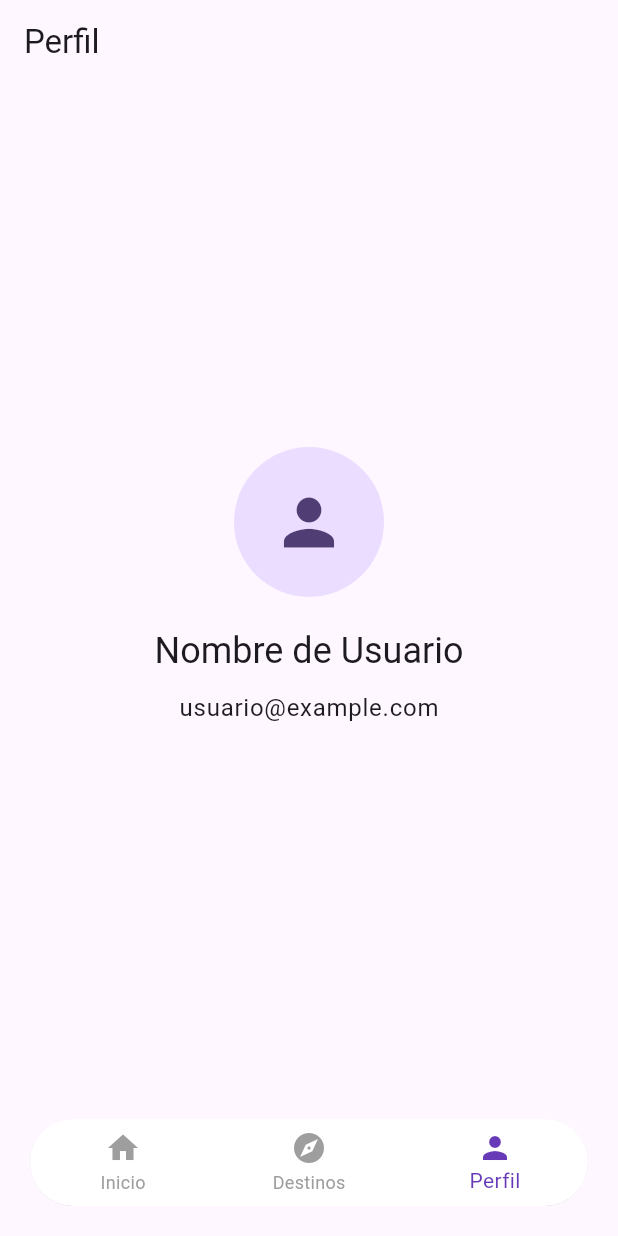
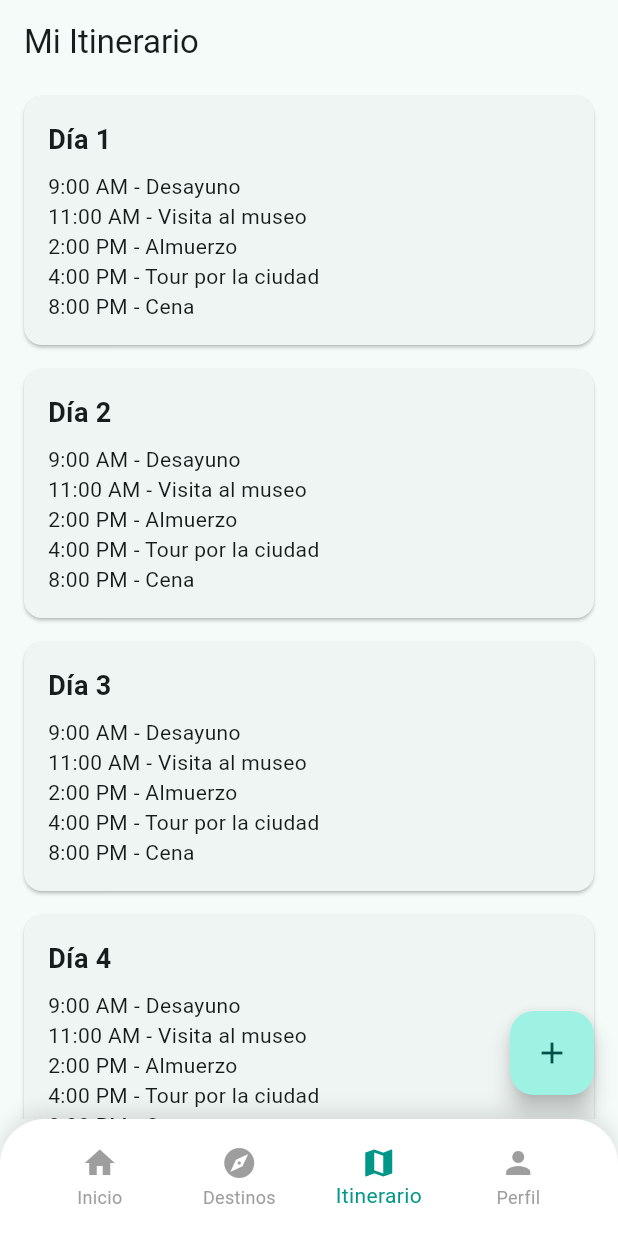
Before and after one commit to KidDrezz/TurismoApp, a Flutter app: the screen it shows after launch, item 3 of the bottom bar chosen, on a phone screen of 412 x 824 dp. Run offline on Flutter 3.47's test engine with Material 3 defaults, Android fonts, the phone set to English and light mode, and no system bars; network calls fail; Roboto replaces fonts that are missing (Montserrat).

Commit message:
Nueva Interfaz y funcionalidad de api google places

```diff
--- a/lib/main.dart
+++ b/lib/main.dart
@@ -1,4 +1,9 @@
 import 'package:flutter/material.dart';
+import 'screens/home_page.dart';
+import 'screens/destinations_page.dart';
+import 'screens/itinerary_page.dart';
+import 'screens/profile_page.dart';
+import 'widgets/custom_bottom_navigation_bar.dart';
 
 void main() {
   runApp(const MyApp());
@@ -12,8 +17,9 @@ class MyApp extends StatelessWidget {
     return MaterialApp(
       title: 'Flutter Tourism App',
       theme: ThemeData(
-        colorScheme: ColorScheme.fromSeed(seedColor: Colors.deepPurple),
+        colorScheme: ColorScheme.fromSeed(seedColor: Colors.teal),
         useMaterial3: true,
+        fontFamily: 'Montserrat',
       ),
       home: const MyHomePage(),
     );
@@ -33,6 +39,7 @@ class _MyHomePageState extends State<MyHomePage> {
   static const List<Widget> _pages = [
     HomePage(),
     DestinationsPage(),
+    ItineraryPage(),
     ProfilePage(),
   ];
 
@@ -53,112 +60,3 @@ class _MyHomePageState extends State<MyHomePage> {
     );
   }
 }
-
-class CustomBottomNavigationBar extends StatelessWidget {
-  final int selectedIndex;
-  final Function(int) onItemTapped;
-
-  const CustomBottomNavigationBar({
-    super.key,
-    required this.selectedIndex,
-    required this.onItemTapped,
-  });
-
-  @override
-  Widget build(BuildContext context) {
-    return Container(
-      color: Colors.transparent,
-      child: Padding(
-        padding: const EdgeInsets.symmetric(horizontal: 20, vertical: 20),
-        child: ClipRRect(
-          borderRadius: BorderRadius.circular(30),
-          child: BottomNavigationBar(
-            items: const <BottomNavigationBarItem>[
-              BottomNavigationBarItem(icon: Icon(Icons.home), label: 'Inicio'),
-              BottomNavigationBarItem(icon: Icon(Icons.explore), label: 'Destinos'),
-              BottomNavigationBarItem(icon: Icon(Icons.person), label: 'Perfil'),
-            ],
-            currentIndex: selectedIndex,
-            selectedItemColor: Colors.deepPurple,
-            unselectedItemColor: Colors.grey,
-            onTap: onItemTapped,
-            backgroundColor: Colors.white,
-          ),
-        ),
-      ),
-    );
-  }
-}
-
-class HomePage extends StatelessWidget {
-  const HomePage({super.key});
-
-  @override
-  Widget build(BuildContext context) {
-    return Scaffold(
-      appBar: AppBar(title: const Text('Inicio')),
-      body: Center(
-        child: Text(
-          'Bienvenido a la App de Turismo',
-          style: Theme.of(context).textTheme.headlineMedium,
-        ),
-      ),
-    );
-  }
-}
-
-class DestinationsPage extends StatelessWidget {
-  const DestinationsPage({super.key});
-
-  @override
-  Widget build(BuildContext context) {
-    return Scaffold(
-      appBar: AppBar(title: const Text('Destinos')),
-      body: ListView.builder(
-        itemCount: 10,
-        itemBuilder: (context, index) {
-          return ListTile(
-            leading: Icon(Icons.place),
-            title: Text('Destino ${index + 1}'),
-            subtitle: Text('Descripción breve del destino ${index + 1}'),
-            onTap: () {
-              // Implementar navegación a la página de detalles del destino
-            },
-          );
-        },
-      ),
-    );
-  }
-}
-
-class ProfilePage extends StatelessWidget {
-  const ProfilePage({super.key});
-
-  @override
-  Widget build(BuildContext context) {
-    return Scaffold(
-      appBar: AppBar(title: const Text('Perfil')),
-      body: Center(
-        child: Column(
-          mainAxisAlignment: MainAxisAlignment.center,
-          children: [
-            CircleAvatar(
-              radius: 50,
-              child: Icon(Icons.person, size: 50),
-            ),
-            SizedBox(height: 20),
-            Text(
-              'Nombre de Usuario',
-              style: Theme.of(context).textTheme.headlineSmall,
-            ),
-            SizedBox(height: 10),
-            Text(
-              'usuario@example.com',
-              style: Theme.of(context).textTheme.bodyLarge,
-            ),
-          ],
-        ),
-      ),
-    );
-  }
-}
--- /dev/null
+++ b/lib/screens/itinerary_page.dart
@@ -0,0 +1,44 @@
+import 'package:flutter/material.dart';
+
+class ItineraryPage extends StatelessWidget {
+  const ItineraryPage({super.key});
+
+  @override
+  Widget build(BuildContext context) {
+    return Scaffold(
+      appBar: AppBar(title: const Text('Mi Itinerario')),
+      body: ListView.builder(
+        itemCount: 5,
+        itemBuilder: (context, index) {
+          return Card(
+            margin: const EdgeInsets.symmetric(horizontal: 16, vertical: 8),
+            child: Padding(
+              padding: const EdgeInsets.all(16),
+              child: Column(
+                crossAxisAlignment: CrossAxisAlignment.start,
+                children: [
+                  Text(
+                    'Día ${index + 1}',
+                    style: const TextStyle(fontSize: 18, fontWeight: FontWeight.bold),
+                  ),
+                  const SizedBox(height: 8),
+                  const Text('9:00 AM - Desayuno'),
+                  const Text('11:00 AM - Visita al museo'),
+                  const Text('2:00 PM - Almuerzo'),
+                  const Text('4:00 PM - Tour por la ciudad'),
+                  const Text('8:00 PM - Cena'),
+                ],
+              ),
+            ),
+          );
+        },
+      ),
+      floatingActionButton: FloatingActionButton(
+        onPressed: () {
+          // Implementar la funcionalidad para agregar actividades al itinerario
+        },
+        child: const Icon(Icons.add),
+      ),
+    );
+  }
+}
--- /dev/null
+++ b/lib/widgets/custom_bottom_navigation_bar.dart
@@ -0,0 +1,49 @@
+import 'package:flutter/material.dart';
+
+class CustomBottomNavigationBar extends StatelessWidget {
+  final int selectedIndex;
+  final Function(int) onItemTapped;
+
+  const CustomBottomNavigationBar({
+    super.key,
+    required this.selectedIndex,
+    required this.onItemTapped,
+  });
+
+  @override
+  Widget build(BuildContext context) {
+    return Container(
+      padding: const EdgeInsets.symmetric(horizontal: 20, vertical: 10),
+      decoration: BoxDecoration(
+        color: Colors.white,
+        borderRadius: const BorderRadius.only(
+          topLeft: Radius.circular(30),
+          topRight: Radius.circular(30),
+        ),
+        boxShadow: [
+          BoxShadow(
+            color: Colors.black.withOpacity(0.1),
+            spreadRadius: 0,
+            blurRadius: 10,
+            offset: const Offset(0, -5),
+          ),
+        ],
+      ),
+      child: BottomNavigationBar(
+        items: const <BottomNavigationBarItem>[
+          BottomNavigationBarItem(icon: Icon(Icons.home), label: 'Inicio'),
+          BottomNavigationBarItem(icon: Icon(Icons.explore), label: 'Destinos'),
+          BottomNavigationBarItem(icon: Icon(Icons.map), label: 'Itinerario'),
+          BottomNavigationBarItem(icon: Icon(Icons.person), label: 'Perfil'),
+        ],
+        currentIndex: selectedIndex,
+        selectedItemColor: Colors.teal,
+        unselectedItemColor: Colors.grey,
+        onTap: onItemTapped,
+        backgroundColor: Colors.transparent,
+        elevation: 0,
+        type: BottomNavigationBarType.fixed,
+      ),
+    );
+  }
+}
--- a/pubspec.yaml
+++ b/pubspec.yaml
@@ -32,9 +32,11 @@ dependencies:
     sdk: flutter
 
 
+
   # The following adds the Cupertino Icons font to your application.
   # Use with the CupertinoIcons class for iOS style icons.
   cupertino_icons: ^1.0.8
+  http: ^1.2.2
 
 dev_dependencies:
   flutter_test:
@@ -59,9 +61,7 @@ flutter:
   uses-material-design: true
 
   # To add assets to your application, add an assets section, like this:
-  # assets:
-  #   - images/a_dot_burr.jpeg
-  #   - images/a_dot_ham.jpeg
+
 
   # An image asset can refer to one or more resolution-specific "variants", see
   # https://flutter.dev/to/resolution-aware-images
```
Also changed, not shown: lib/screens/destinations_page.dart (added, +150 -0 lines), lib/screens/home_page.dart (added, +75 -0 lines), lib/screens/profile_page.dart (added, +119 -0 lines), lib/utils/image_loader.dart (added, +13 -0 lines), lib/widgets/destination_card.dart (added, +41 -0 lines), lib/widgets/inspiration_card.dart (added, +43 -0 lines), lib/assets/images/travel_background.jpg (added), pubspec.lock.
